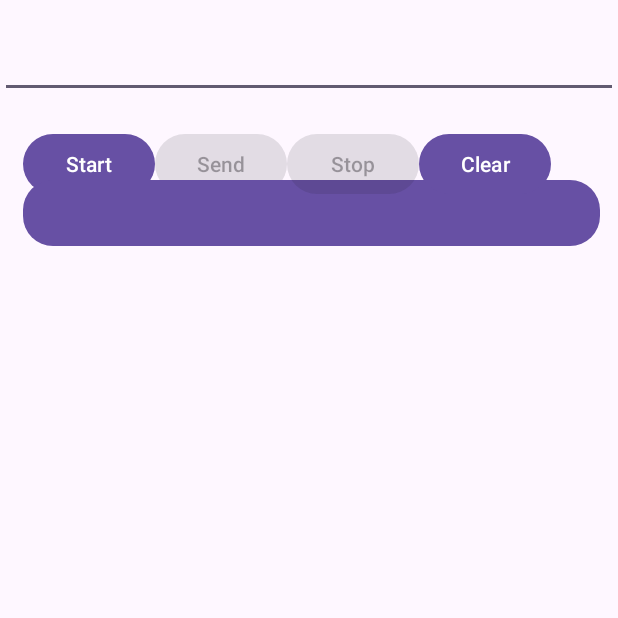
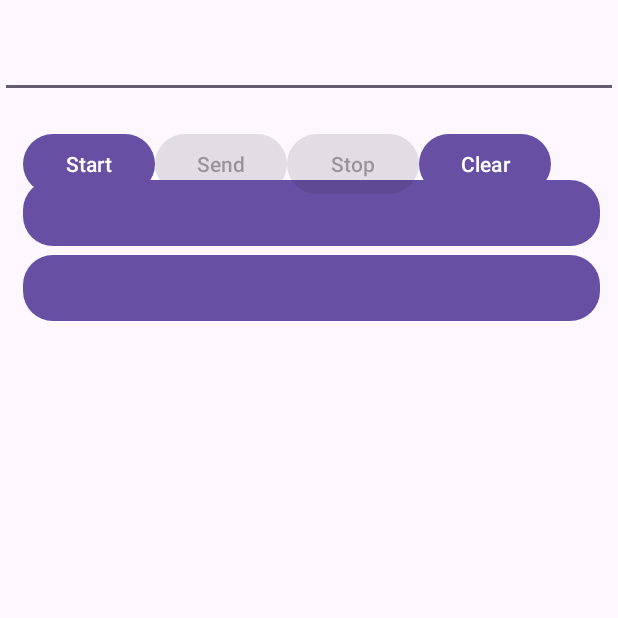
Before and after one commit to phara125/ArduinoOptic, an Android app: the screen it shows after launch (MainActivity), on a phone screen of 412 x 824 dp, the top half of it. Run offline under Robolectric (Android 15) with nearby library versions, the phone set to English and light mode, and no system bars; libraries missing offline, so code that uses them is left out: com.felhr.usbserial.

Commit message:
Add Timer button

```diff
--- a/app/src/main/res/layout/activity_main.xml
+++ b/app/src/main/res/layout/activity_main.xml
@@ -56,13 +56,31 @@
         android:textColorHint="@color/white"
         android:textSize="34sp"
         android:textStyle="bold"
-        tools:text="12345" />
+        tools:text="Sensor" />
+    <TextView
+        android:id="@+id/Timer"
+        android:layout_width="wrap_content"
+        android:layout_height="44dp"
+        android:layout_alignRight="@+id/editText"
+        android:layout_alignParentLeft="true"
+        android:layout_marginLeft="15dp"
+        android:layout_marginTop="170dp"
+        android:layout_marginRight="12dp"
+        android:layout_marginBottom="0dp"
+        android:background="@drawable/rounded_corner"
+        android:fontFamily="monospace"
+        android:gravity="center"
+        android:textColor="?android:textColorTertiaryInverse"
+        android:textColorHint="@color/white"
+        android:textSize="34sp"
+        android:textStyle="bold"
+        tools:text="Timer" />
 
     <TextView
         android:id="@+id/Log"
         android:layout_width="match_parent"
         android:layout_height="wrap_content"
-        android:layout_below="@+id/Sensor"
+        android:layout_below="@+id/Timer"
         android:layout_alignParentLeft="true"
         android:layout_alignParentEnd="true"
         android:layout_marginTop="6dp"
@@ -74,7 +92,7 @@
         android:textColor="?colorError"
         android:textColorHint="@color/white"
         android:textSize="20sp"
-        tools:text="test\ntest2" />
+        tools:text="Log" />
 
     <Button
         android:id="@+id/buttonStop"
```
